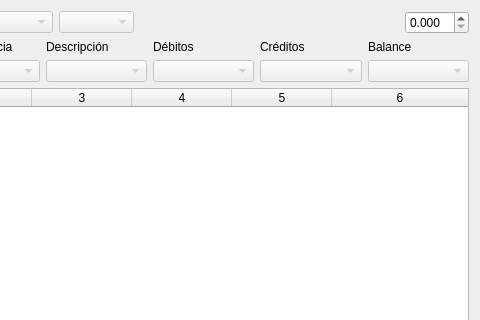
This is ui/tab_content.ui in shackra/bank-gnucash as Qt 5 draws it before an edit; both pictures show x 180 to 660 and y 0 to 320 of the 660 by 525 pixel window. The edited form follows.
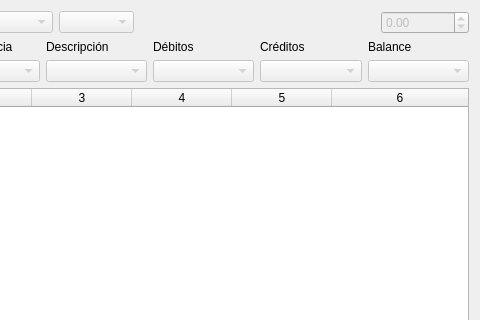
This is the edited form.

Commit message: Establece máximos y mínimos para initial_balance

```diff
--- a/ui/tab_content.ui
+++ b/ui/tab_content.ui
@@ -116,8 +116,20 @@
      </item>
      <item>
       <widget class="QDoubleSpinBox" name="initial_balance">
+       <property name="enabled">
+        <bool>false</bool>
+       </property>
        <property name="decimals">
-        <number>3</number>
+        <number>2</number>
+       </property>
+       <property name="minimum">
+        <double>-100000000000000000620008645040778319495168.000000000000000</double>
+       </property>
+       <property name="maximum">
+        <double>100000000000000000620008645040778319495168.000000000000000</double>
+       </property>
+       <property name="singleStep">
+        <double>0.010000000000000</double>
        </property>
       </widget>
      </item>
```
Left out of the diff: 12 changed lines with no effect on the pictures. The commit also changes 1 other file.
